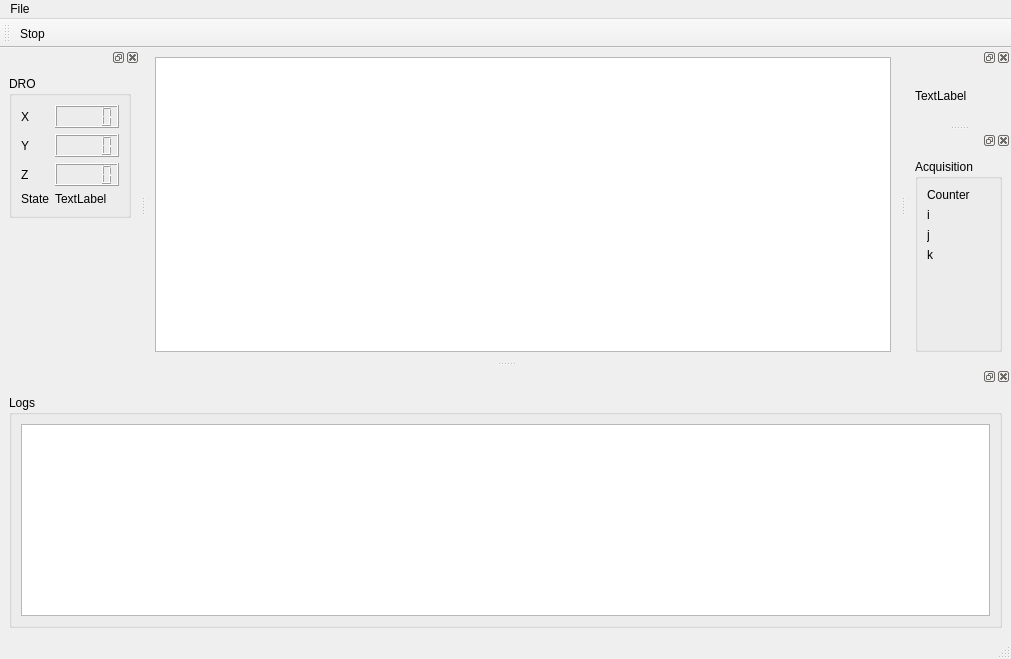
Above: controller/microscope_controller.ui from dakoner/microscope_ui before the change. Below: the same form after it.
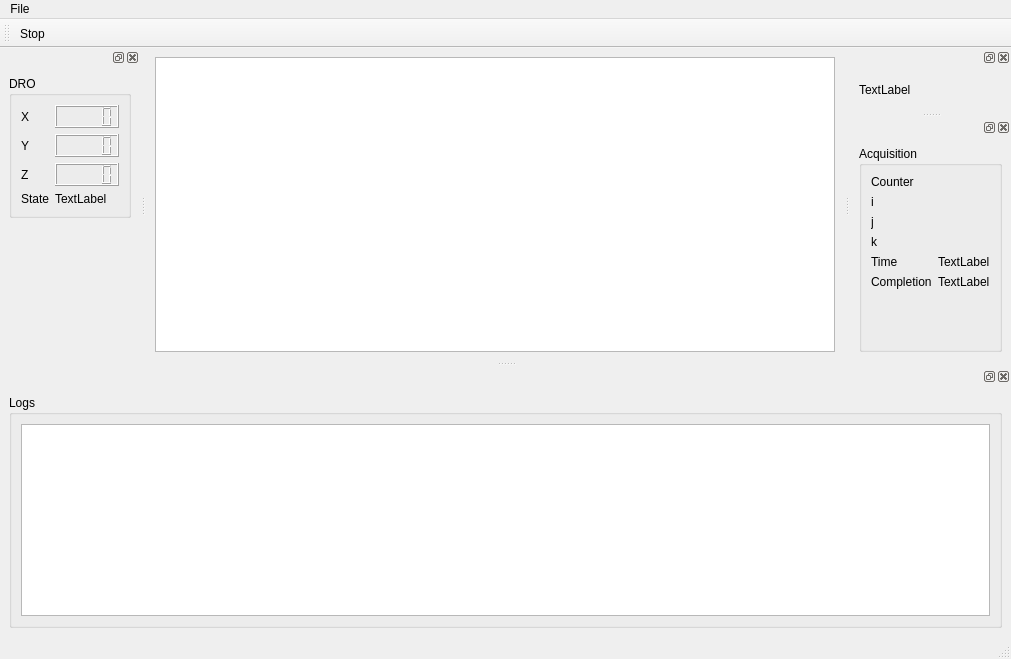
That is the form after the change. Custom widgets are drawn as their Qt base class.

Diff of the .ui file:
```diff
--- a/controller/microscope_controller.ui
+++ b/controller/microscope_controller.ui
@@ -256,6 +256,34 @@
           </property>
          </widget>
         </item>
+        <item row="4" column="0">
+         <widget class="QLabel" name="label_2">
+          <property name="text">
+           <string>Time</string>
+          </property>
+         </widget>
+        </item>
+        <item row="4" column="1">
+         <widget class="QLabel" name="label_time">
+          <property name="text">
+           <string>TextLabel</string>
+          </property>
+         </widget>
+        </item>
+        <item row="5" column="0">
+         <widget class="QLabel" name="label_4">
+          <property name="text">
+           <string>Completion</string>
+          </property>
+         </widget>
+        </item>
+        <item row="5" column="1">
+         <widget class="QLabel" name="label_completion">
+          <property name="text">
+           <string>TextLabel</string>
+          </property>
+         </widget>
+        </item>
        </layout>
       </widget>
      </item>
```
